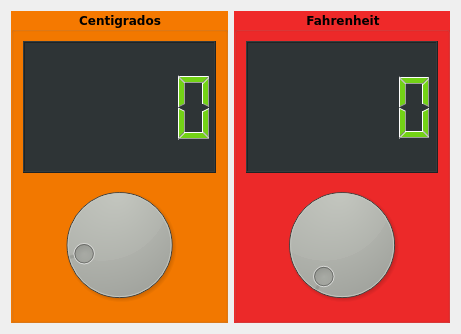
The window that conversor.ui (SebasAlexis/P60-Conversor-Temperatura) describes before a commit, drawn with Qt 5.
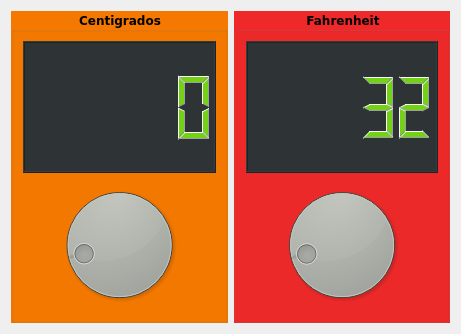
The same window after the commit.

Commit message: Conversor Terminado

The edit to the form file:
```diff
--- a/conversor.ui
+++ b/conversor.ui
@@ -106,6 +106,12 @@
 color: rgb(115, 210, 22);
 background-color: rgb(46, 52, 54);</string>
         </property>
+        <property name="smallDecimalPoint">
+         <bool>false</bool>
+        </property>
+        <property name="value" stdset="0">
+         <double>32.000000000000000</double>
+        </property>
        </widget>
       </item>
       <item>
@@ -116,6 +122,9 @@
         <property name="maximum">
          <number>210</number>
         </property>
+        <property name="value">
+         <number>32</number>
+        </property>
        </widget>
       </item>
      </layout>
```
Left out of the diff: 7 changed lines with no effect on the pictures. The commit also changes 2 other files.
